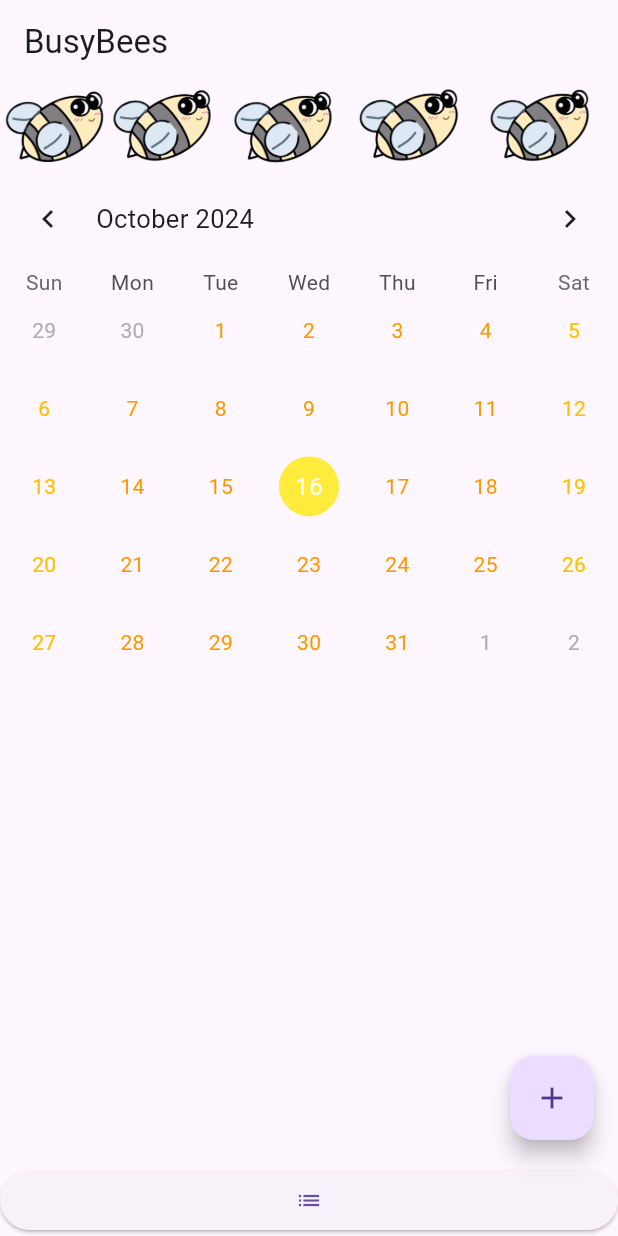
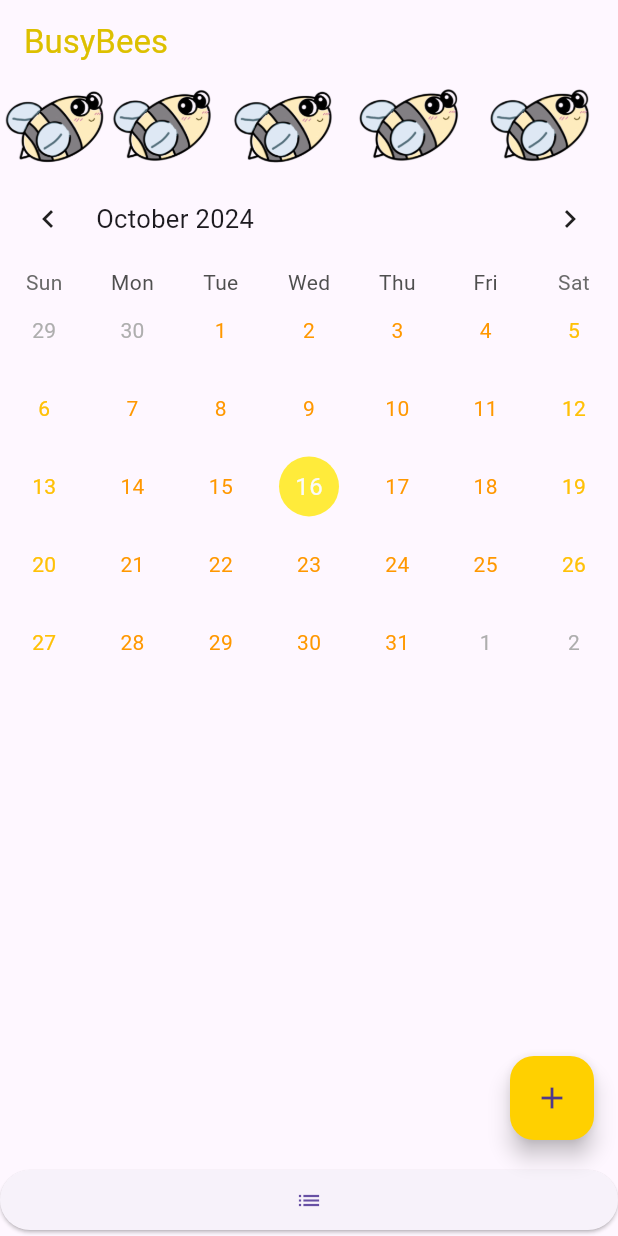
Before and after one commit to kbgrizb/Busy_Bees, a Flutter app: the screen it shows after launch, on a phone screen of 412 x 824 dp. Run offline on Flutter 3.47's test engine with Material 3 defaults, Android fonts, the phone set to English and light mode, and no system bars; drawn by our look-alikes of table_calendar; our stand-ins replace cloud_firestore, firebase_auth, firebase_core, go_router, google_fonts; missing offline and left inert: firebase_ui_auth; accounts and stored records are empty.

Commit message:
changed some colors

```diff
--- a/flutter_application_1/lib/calendar_page.dart
+++ b/flutter_application_1/lib/calendar_page.dart
@@ -94,9 +94,11 @@ class _CalendarPageState extends State<CalendarPage> {
     return Scaffold(
       appBar: AppBar(
         title: const Text('BusyBees'),
+        foregroundColor: Color.fromARGB(255, 221, 192, 0)
       ),
 
       floatingActionButton: FloatingActionButton(
+        backgroundColor:Color.fromARGB(255, 255, 208, 0),
         onPressed: () {
           final appState = context.read<ApplicationState>();
           if (!appState.loggedIn) {
```
